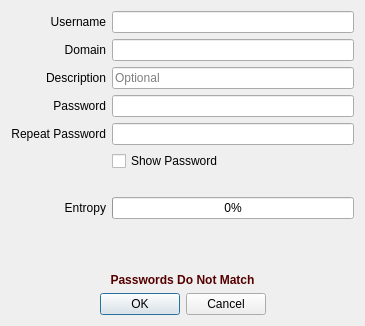
The window that scr/addentry.ui (waltergallegog/SEcubeWallet) describes before a commit, drawn with Qt 5.
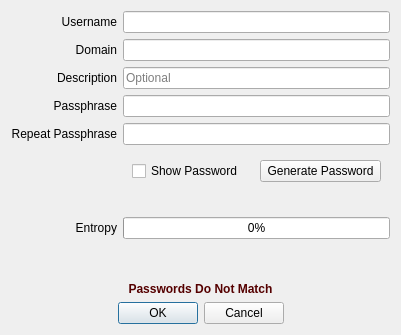
The same window after the commit.

Commit message: sketch of pref dialog, with pwgen options

Patch:
```diff
--- a/scr/addentry.ui
+++ b/scr/addentry.ui
@@ -6,8 +6,8 @@
    <rect>
     <x>0</x>
     <y>0</y>
-    <width>365</width>
-    <height>326</height>
+    <width>401</width>
+    <height>335</height>
    </rect>
   </property>
   <property name="sizePolicy">
@@ -30,6 +30,78 @@
      </property>
     </widget>
    </item>
+   <item row="17" column="0" colspan="2">
+    <widget class="QDialogButtonBox" name="buttonBox">
+     <property name="orientation">
+      <enum>Qt::Horizontal</enum>
+     </property>
+     <property name="standardButtons">
+      <set>QDialogButtonBox::Cancel|QDialogButtonBox::Ok</set>
+     </property>
+     <property name="centerButtons">
+      <bool>true</bool>
+     </property>
+    </widget>
+   </item>
+   <item row="4" column="0">
+    <widget class="QLabel" name="label_pass2">
+     <property name="text">
+      <string>Repeat Passphrase</string>
+     </property>
+     <property name="alignment">
+      <set>Qt::AlignRight|Qt::AlignTrailing|Qt::AlignVCenter</set>
+     </property>
+    </widget>
+   </item>
+   <item row="3" column="1">
+    <widget class="QLineEdit" name="InPass">
+     <property name="text">
+      <string/>
+     </property>
+     <property name="echoMode">
+      <enum>QLineEdit::Password</enum>
+     </property>
+     <property name="clearButtonEnabled">
+      <bool>true</bool>
+     </property>
+    </widget>
+   </item>
+   <item row="15" column="0" colspan="2">
+    <widget class="QLabel" name="match_pass">
+     <property name="text">
+      <string>&lt;html&gt;&lt;head/&gt;&lt;body&gt;&lt;p&gt;&lt;span style=&quot; font-weight:600; color:#550000;&quot;&gt;Passwords Do Not Match&lt;/span&gt;&lt;/p&gt;&lt;/body&gt;&lt;/html&gt;</string>
+     </property>
+     <property name="alignment">
+      <set>Qt::AlignCenter</set>
+     </property>
+    </widget>
+   </item>
+   <item row="11" column="0">
+    <widget class="QLabel" name="label_entr">
+     <property name="text">
+      <string>Entropy</string>
+     </property>
+     <property name="alignment">
+      <set>Qt::AlignRight|Qt::AlignTrailing|Qt::AlignVCenter</set>
+     </property>
+    </widget>
+   </item>
+   <item row="14" column="0">
+    <spacer name="verticalSpacer_2">
+     <property name="orientation">
+      <enum>Qt::Vertical</enum>
+     </property>
+     <property name="sizeType">
+      <enum>QSizePolicy::Expanding</enum>
+     </property>
+     <property name="sizeHint" stdset="0">
+      <size>
+       <width>20</width>
+       <height>20</height>
+      </size>
+     </property>
+    </spacer>
+   </item>
    <item row="2" column="1">
     <widget class="QLineEdit" name="InDesc">
      <property name="layoutDirection">
@@ -46,6 +118,43 @@
      </property>
     </widget>
    </item>
+   <item row="4" column="1">
+    <widget class="QLineEdit" name="InPass2">
+     <property name="echoMode">
+      <enum>QLineEdit::Password</enum>
+     </property>
+     <property name="clearButtonEnabled">
+      <bool>true</bool>
+     </property>
+    </widget>
+   </item>
+   <item row="1" column="0">
+    <widget class="QLabel" name="label_dom">
+     <property name="text">
+      <string>Domain</string>
+     </property>
+     <property name="alignment">
+      <set>Qt::AlignRight|Qt::AlignTrailing|Qt::AlignVCenter</set>
+     </property>
+    </widget>
+   </item>
+   <item row="3" column="0">
+    <widget class="QLabel" name="label_pass">
+     <property name="text">
+      <string>Passphrase</string>
+     </property>
+     <property name="alignment">
+      <set>Qt::AlignRight|Qt::AlignTrailing|Qt::AlignVCenter</set>
+     </property>
+    </widget>
+   </item>
+   <item row="1" column="1">
+    <widget class="QLineEdit" name="InDomain">
+     <property name="clearButtonEnabled">
+      <bool>true</bool>
+     </property>
+    </widget>
+   </item>
    <item row="0" column="1">
     <widget class="QLineEdit" name="InUser">
      <property name="clearButtonEnabled">
@@ -66,7 +175,7 @@
      </property>
     </widget>
    </item>
-   <item row="8" column="1">
+   <item row="10" column="1">
     <spacer name="verticalSpacer">
      <property name="orientation">
       <enum>Qt::Vertical</enum>
@@ -82,17 +191,7 @@
      </property>
     </spacer>
    </item>
-   <item row="13" column="0" colspan="2">
-    <widget class="QLabel" name="match_pass">
-     <property name="text">
-      <string>&lt;html&gt;&lt;head/&gt;&lt;body&gt;&lt;p&gt;&lt;span style=&quot; font-weight:600; color:#550000;&quot;&gt;Passwords Do Not Match&lt;/span&gt;&lt;/p&gt;&lt;/body&gt;&lt;/html&gt;</string>
-     </property>
-     <property name="alignment">
-      <set>Qt::AlignCenter</set>
-     </property>
-    </widget>
-   </item>
-   <item row="9" column="1">
+   <item row="11" column="1">
     <widget class="QProgressBar" name="score">
      <property name="sizePolicy">
       <sizepolicy hsizetype="Expanding" vsizetype="Fixed">
@@ -105,110 +204,24 @@
      </property>
     </widget>
    </item>
-   <item row="3" column="1">
-    <widget class="QLineEdit" name="InPass">
-     <property name="text">
-      <string/>
-     </property>
-     <property name="echoMode">
-      <enum>QLineEdit::Password</enum>
-     </property>
-     <property name="clearButtonEnabled">
-      <bool>true</bool>
-     </property>
-    </widget>
-   </item>
-   <item row="4" column="1">
-    <widget class="QLineEdit" name="InPass2">
-     <property name="echoMode">
-      <enum>QLineEdit::Password</enum>
-     </property>
-     <property name="clearButtonEnabled">
-      <bool>true</bool>
-     </property>
-    </widget>
-   </item>
-   <item row="1" column="1">
-    <widget class="QLineEdit" name="InDomain">
-     <property name="clearButtonEnabled">
-      <bool>true</bool>
-     </property>
-    </widget>
-   </item>
-   <item row="3" column="0">
-    <widget class="QLabel" name="label_pass">
-     <property name="text">
-      <string>Password</string>
-     </property>
-     <property name="alignment">
-      <set>Qt::AlignRight|Qt::AlignTrailing|Qt::AlignVCenter</set>
-     </property>
-    </widget>
-   </item>
-   <item row="15" column="0" colspan="2">
-    <widget class="QDialogButtonBox" name="buttonBox">
-     <property name="orientation">
-      <enum>Qt::Horizontal</enum>
-     </property>
-     <property name="standardButtons">
-      <set>QDialogButtonBox::Cancel|QDialogButtonBox::Ok</set>
-     </property>
-     <property name="centerButtons">
-      <bool>true</bool>
-     </property>
-    </widget>
-   </item>
-   <item row="4" column="0">
-    <widget class="QLabel" name="label_pass2">
-     <property name="text">
-      <string>Repeat Password</string>
-     </property>
-     <property name="alignment">
-      <set>Qt::AlignRight|Qt::AlignTrailing|Qt::AlignVCenter</set>
-     </property>
-    </widget>
-   </item>
-   <item row="9" column="0">
-    <widget class="QLabel" name="label_entr">
-     <property name="text">
-      <string>Entropy</string>
-     </property>
-     <property name="alignment">
-      <set>Qt::AlignRight|Qt::AlignTrailing|Qt::AlignVCenter</set>
-     </property>
-    </widget>
-   </item>
-   <item row="5" column="1">
-    <widget class="QCheckBox" name="sh_pass">
-     <property name="text">
-      <string>Show Password</string>
-     </property>
-    </widget>
-   </item>
-   <item row="12" column="0">
-    <spacer name="verticalSpacer_2">
-     <property name="orientation">
-      <enum>Qt::Vertical</enum>
-     </property>
-     <property name="sizeType">
-      <enum>QSizePolicy::Expanding</enum>
-     </property>
-     <property name="sizeHint" stdset="0">
-      <size>
-       <width>20</width>
-       <height>20</height>
-      </size>
-     </property>
-    </spacer>
-   </item>
-   <item row="1" column="0">
-    <widget class="QLabel" name="label_dom">
-     <property name="text">
-      <string>Domain</string>
-     </property>
-     <property name="alignment">
-      <set>Qt::AlignRight|Qt::AlignTrailing|Qt::AlignVCenter</set>
-     </property>
+   <item row="8" column="1">
+    <widget class="QWidget" name="widget" native="true">
+     <layout class="QHBoxLayout" name="horizontalLayout_2">
+      <item>
+       <widget class="QCheckBox" name="sh_pass">
+        <property name="text">
+         <string>Show Password</string>
+        </property>
+       </widget>
+      </item>
+      <item>
+       <widget class="QPushButton" name="gen_pass">
+        <property name="text">
+         <string>Generate Password</string>
+        </property>
+       </widget>
+      </item>
+     </layout>
     </widget>
    </item>
   </layout>
```
Left out of the diff: 3 changed lines with no effect on the pictures. The commit also changes 9 other files.
